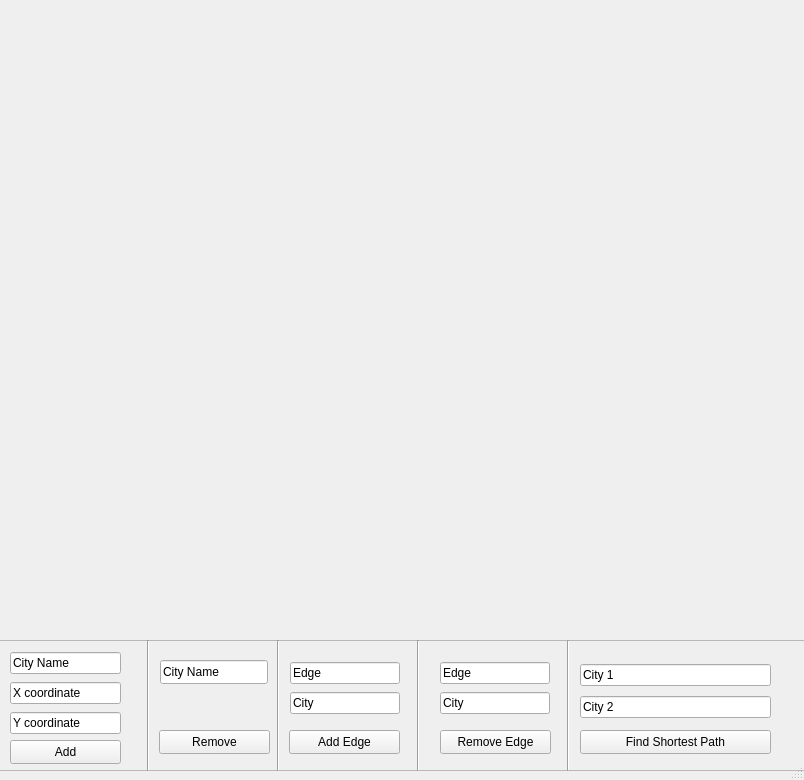
Above: Wasalnithree/mainwindow.ui from MohamESalem/Wasalni-QT before the change. Below: the same form after it.
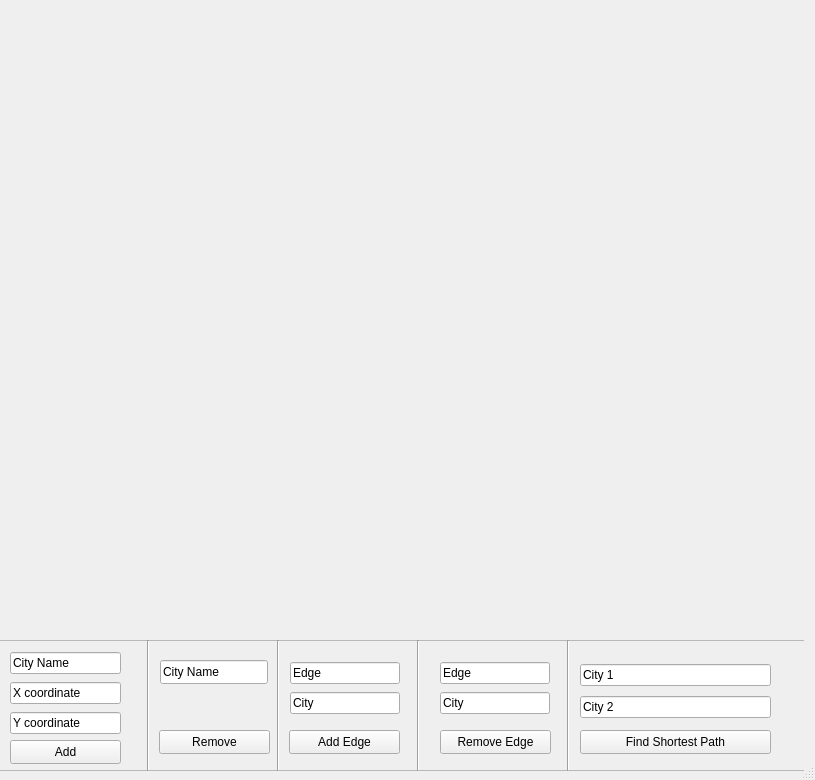
That is the form after the change.

Diff of the .ui file:
```diff
--- a/Wasalnithree/mainwindow.ui
+++ b/Wasalnithree/mainwindow.ui
@@ -9,7 +9,7 @@
    <rect>
     <x>0</x>
     <y>0</y>
-    <width>804</width>
+    <width>815</width>
     <height>780</height>
    </rect>
   </property>
@@ -21,8 +21,8 @@
   </property>
   <property name="maximumSize">
    <size>
-    <width>804</width>
-    <height>802</height>
+    <width>900</width>
+    <height>900</height>
    </size>
   </property>
   <property name="windowTitle">
@@ -301,7 +301,7 @@
    <widget class="QWidget" name="gridLayoutWidget">
     <property name="geometry">
      <rect>
-      <x>0</x>
+      <x>10</x>
       <y>0</y>
       <width>801</width>
       <height>631</height>
```
